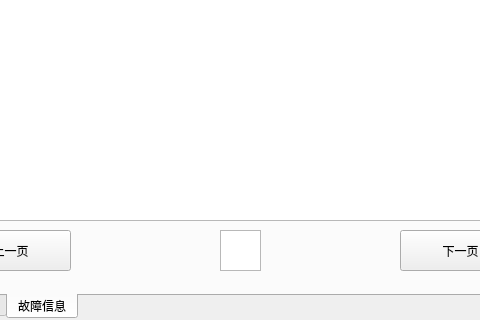
Old version of the form DemoProject_7_inch/widget.ui in the repository rucnevermore/qt-bms-monitor; both pictures show x 160 to 640 and y 160 to 480 of the 800 by 480 pixel window.
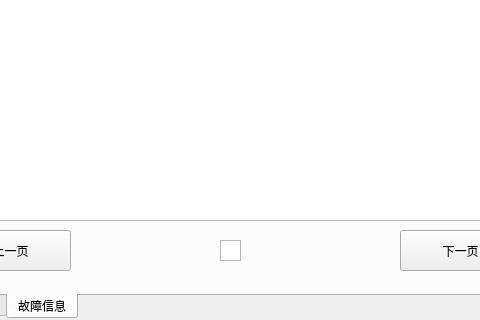
New version of the form. The open tabs and pages were chosen to show the change.

What changed in the file:
```diff
--- a/DemoProject_7_inch/widget.ui
+++ b/DemoProject_7_inch/widget.ui
@@ -3557,11 +3557,17 @@
      <property name="geometry">
       <rect>
        <x>380</x>
-       <y>390</y>
-       <width>41</width>
-       <height>41</height>
+       <y>400</y>
+       <width>21</width>
+       <height>21</height>
       </rect>
      </property>
+     <property name="verticalScrollBarPolicy">
+      <enum>Qt::ScrollBarAlwaysOff</enum>
+     </property>
+     <property name="horizontalScrollBarPolicy">
+      <enum>Qt::ScrollBarAsNeeded</enum>
+     </property>
      <property name="html">
       <string>&lt;!DOCTYPE HTML PUBLIC &quot;-//W3C//DTD HTML 4.0//EN&quot; &quot;http://www.w3.org/TR/REC-html40/strict.dtd&quot;&gt;
 &lt;html&gt;&lt;head&gt;&lt;meta name=&quot;qrichtext&quot; content=&quot;1&quot; /&gt;&lt;style type=&quot;text/css&quot;&gt;
```
Left out of the diff: 2 changed lines with no effect on the pictures.
